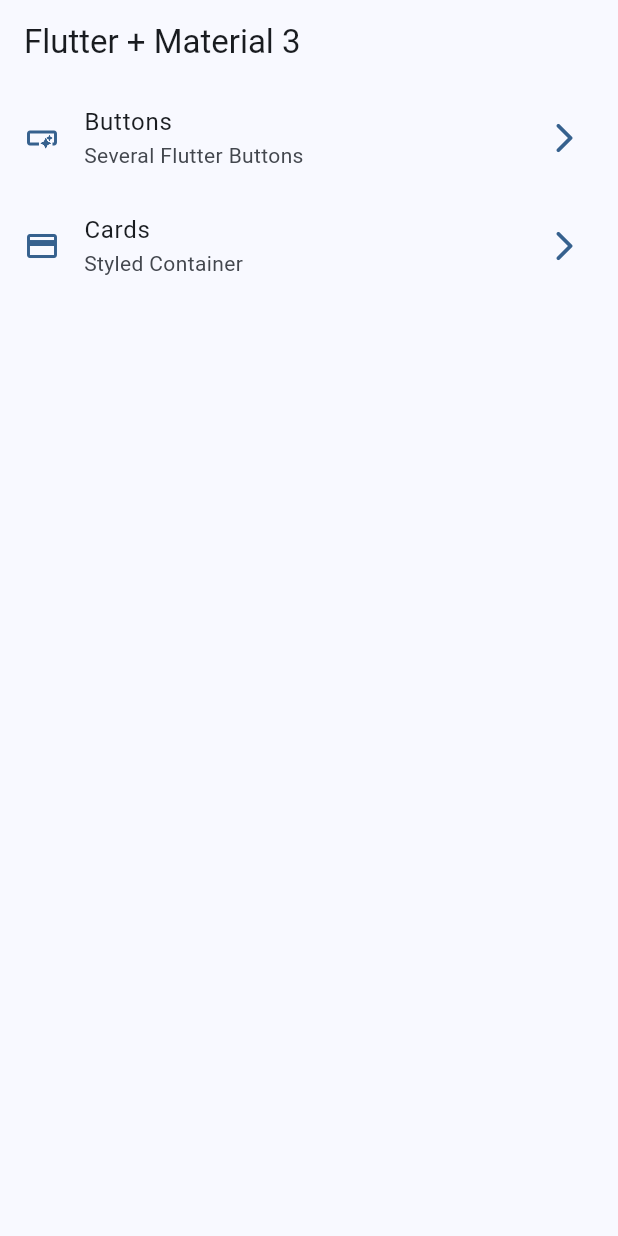
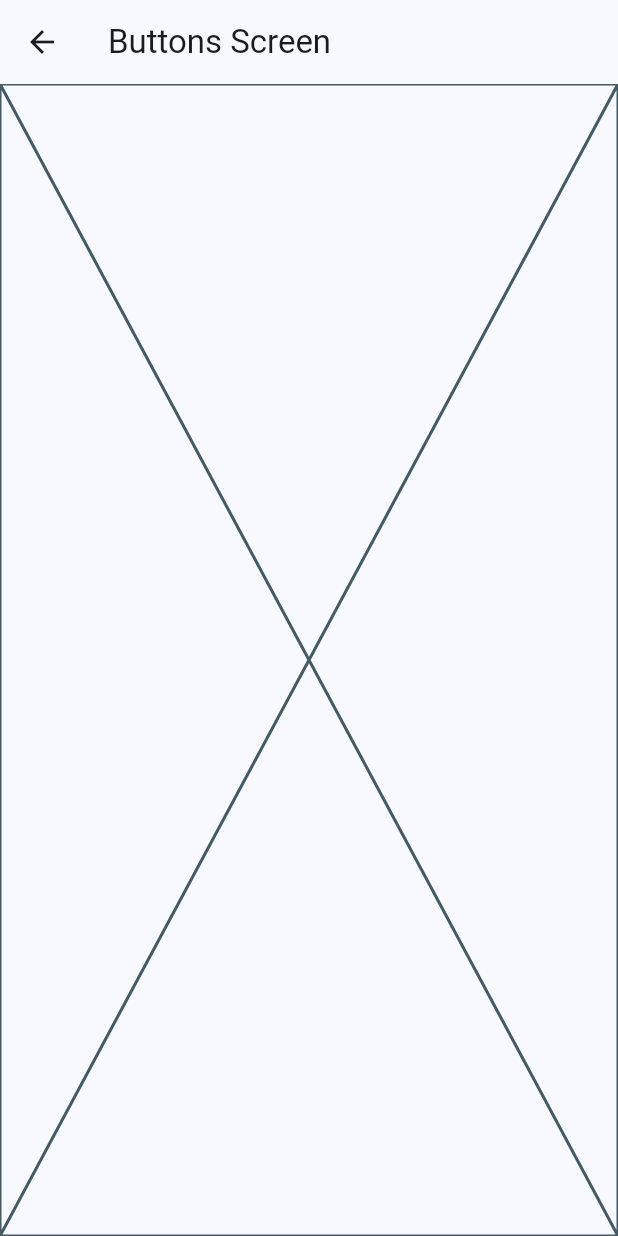
Before and after one commit to oscarlagatta/widgets_app, a Flutter app: the screen it shows after launch, after a tap on "Buttons", on a phone screen of 412 x 824 dp. Run offline on Flutter 3.47's test engine with Material 3 defaults, Android fonts, the phone set to English and light mode, and no system bars.

```diff
--- a/lib/main.dart
+++ b/lib/main.dart
@@ -1,5 +1,7 @@
 import 'package:flutter/material.dart';
 import 'package:widgets_app/config/theme/app_theme.dart';
+import 'package:widgets_app/presentation/screens/buttons/buttons_screen.dart';
+import 'package:widgets_app/presentation/screens/cards/cards_screen.dart';
 import 'package:widgets_app/presentation/screens/home/home_screen.dart';
 
 void main() => runApp(const WidgetsMainApp());
@@ -10,6 +12,10 @@ class WidgetsMainApp extends StatelessWidget {
   @override
   Widget build(BuildContext context) {
     return MaterialApp(
+      routes: {
+        '/buttons': (context) => ButtonsScreen(),
+        '/cards': (context) => CardsScreen(),
+      },
       debugShowCheckedModeBanner: false,
       theme: AppTheme(
         selectedColor: 0,
--- /dev/null
+++ b/lib/presentation/screens/buttons/buttons_screen.dart
@@ -0,0 +1,16 @@
+import 'package:flutter/material.dart';
+
+class ButtonsScreen extends StatelessWidget {
+  const ButtonsScreen({super.key});
+
+  @override
+  Widget build(BuildContext context) {
+    return Scaffold(
+      appBar: AppBar(
+        title: const Text('Buttons Screen'),
+
+      ),
+      body: const Placeholder(),
+    );
+  }
+}
--- a/lib/presentation/screens/home/home_screen.dart
+++ b/lib/presentation/screens/home/home_screen.dart
@@ -1,5 +1,6 @@
 import 'package:flutter/material.dart';
 import 'package:widgets_app/config/menu/menu_items.dart';
+import 'package:widgets_app/presentation/screens/buttons/buttons_screen.dart';
 
 class HomeScreen extends StatelessWidget {
   const HomeScreen({super.key});
@@ -54,7 +55,10 @@ class _CustomListTile extends StatelessWidget {
         subtitle: Text(menuItem.subTitle),
         onTap: () {
           /// TODO: navigate to another page.
-      }
-    );
+          // Navigator.of(context).push(MaterialPageRoute(
+          //   builder: (context) => const ButtonsScreen(),
+          // ));
+          Navigator.pushNamed(context, menuItem.link);
+        });
   }
 }
```
Also changed, not shown: lib/presentation/screens/cards/cards_screen.dart (added, +16 -0 lines). Lines whose indentation alone changed are shown as unchanged.
